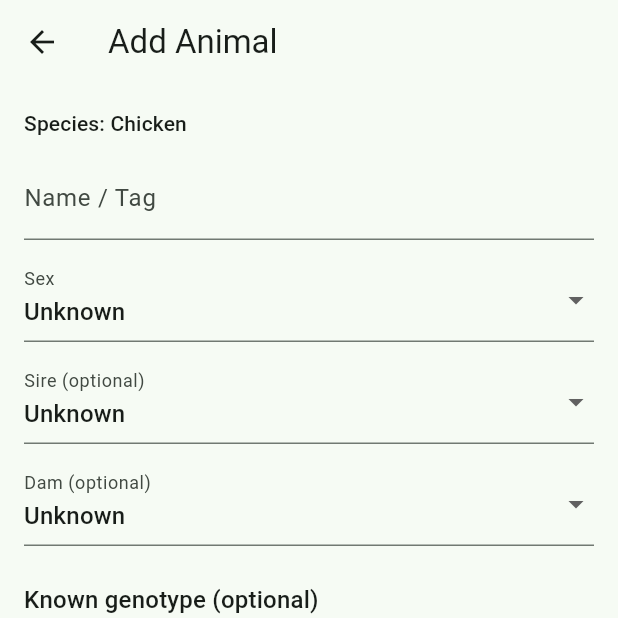
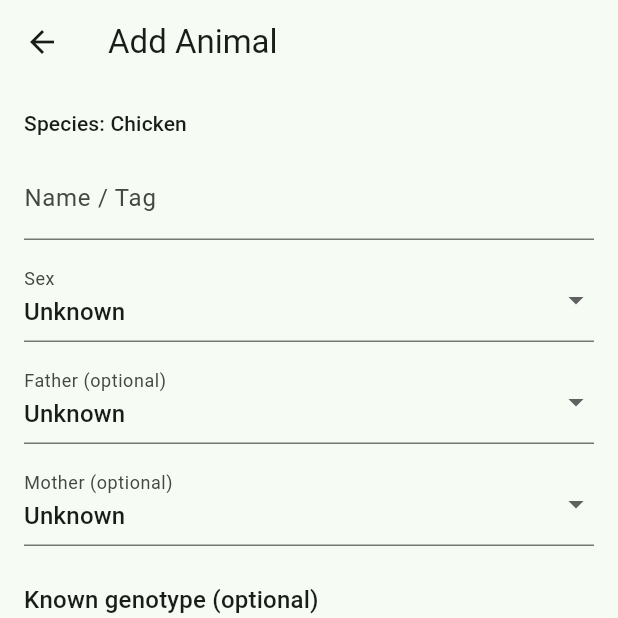
Before and after one commit to jaredkees04-png/genetics-app, a Flutter app: the screen it shows after launch, after a tap on the "add" icon, on a phone screen of 412 x 824 dp, the top half of it. Run offline on Flutter 3.47's test engine with Material 3 defaults, Android fonts, the phone set to English and light mode, and no system bars; our stand-ins replace drift, drift_flutter, flutter_riverpod; accounts and stored records are empty; generated files the repository leaves out were written again.

Commit message:
Rename Sire/Dam labels to Father/Mother in the UI (#5)
Display-only change - underlying fields (sireId, damId) are unchanged
since they match the schema/genetics terminology used elsewhere in the
codebase; this only touches what the user actually sees.


Claude-Session: https://claude.ai/code/session_01E8jGzK9zWcUUfrBYAyyt6q

Co-authored-by: Claude <noreply@anthropic.com>

```diff
--- a/lib/data/repositories/breeding_repository.dart
+++ b/lib/data/repositories/breeding_repository.dart
@@ -221,13 +221,13 @@ class BreedingRepository {
       String basis;
       if (sireAvg != null && damAvg != null) {
         predicted = (sireAvg + damAvg) / 2;
-        basis = 'Mid-parent average of sire and dam records';
+        basis = 'Mid-parent average of father and mother records';
       } else if (sireAvg != null) {
         predicted = sireAvg;
-        basis = 'Sire records only (no dam records yet)';
+        basis = 'Father records only (no mother records yet)';
       } else if (damAvg != null) {
         predicted = damAvg;
-        basis = 'Dam records only (no sire records yet)';
+        basis = 'Mother records only (no father records yet)';
       } else {
         predicted = null;
         basis = 'No records for either parent yet';
--- a/lib/features/animals/add_animal_screen.dart
+++ b/lib/features/animals/add_animal_screen.dart
@@ -91,7 +91,7 @@ class _AddAnimalScreenState extends ConsumerState<AddAnimalScreen> {
                         DropdownButtonFormField<String?>(
                           initialValue: _sireId,
                           decoration:
-                              const InputDecoration(labelText: 'Sire (optional)'),
+                              const InputDecoration(labelText: 'Father (optional)'),
                           items: [
                             const DropdownMenuItem(
                                 value: null, child: Text('Unknown')),
@@ -104,7 +104,7 @@ class _AddAnimalScreenState extends ConsumerState<AddAnimalScreen> {
                         DropdownButtonFormField<String?>(
                           initialValue: _damId,
                           decoration:
-                              const InputDecoration(labelText: 'Dam (optional)'),
+                              const InputDecoration(labelText: 'Mother (optional)'),
                           items: [
                             const DropdownMenuItem(
                                 value: null, child: Text('Unknown')),
--- a/lib/features/animals/animal_detail_screen.dart
+++ b/lib/features/animals/animal_detail_screen.dart
@@ -65,8 +65,8 @@ class _InfoSection extends ConsumerWidget {
             Text(animal.name, style: Theme.of(context).textTheme.titleLarge),
             const SizedBox(height: 8),
             Text('Sex: ${animal.sex}'),
-            Text('Sire: ${nameFor(animal.sireId)}'),
-            Text('Dam: ${nameFor(animal.damId)}'),
+            Text('Father: ${nameFor(animal.sireId)}'),
+            Text('Mother: ${nameFor(animal.damId)}'),
             if (animal.notes != null && animal.notes!.isNotEmpty)
               Padding(
                 padding: const EdgeInsets.only(top: 8),
--- a/lib/features/breeding/add_breeding_pair_screen.dart
+++ b/lib/features/breeding/add_breeding_pair_screen.dart
@@ -55,7 +55,7 @@ class _AddBreedingPairScreenState
             children: [
               DropdownButtonFormField<String>(
                 initialValue: _sireId,
-                decoration: const InputDecoration(labelText: 'Sire'),
+                decoration: const InputDecoration(labelText: 'Father'),
                 items: sires
                     .map((a) =>
                         DropdownMenuItem(value: a.id, child: Text(a.name)))
@@ -65,7 +65,7 @@ class _AddBreedingPairScreenState
               const SizedBox(height: 12),
               DropdownButtonFormField<String>(
                 initialValue: _damId,
-                decoration: const InputDecoration(labelText: 'Dam'),
+                decoration: const InputDecoration(labelText: 'Mother'),
                 items: dams
                     .map((a) =>
                         DropdownMenuItem(value: a.id, child: Text(a.name)))
@@ -121,8 +121,8 @@ class _AddBreedingPairScreenState
         return fallback;
       }
 
-      final sireName = nameFor(_sireId, 'Sire');
-      final damName = nameFor(_damId, 'Dam');
+      final sireName = nameFor(_sireId, 'Father');
+      final damName = nameFor(_damId, 'Mother');
 
       Navigator.of(context).pushReplacement(
         MaterialPageRoute(
--- a/lib/features/breeding/breeding_pair_list_screen.dart
+++ b/lib/features/breeding/breeding_pair_list_screen.dart
@@ -85,8 +85,8 @@ class _BreedingPairListBody extends ConsumerWidget {
                 MaterialPageRoute(
                   builder: (_) => BreedingPredictionScreen(
                     pairingId: pairing.id,
-                    sireName: sire?.name ?? 'Sire',
-                    damName: dam?.name ?? 'Dam',
+                    sireName: sire?.name ?? 'Father',
+                    damName: dam?.name ?? 'Mother',
                   ),
                 ),
               ),
```
